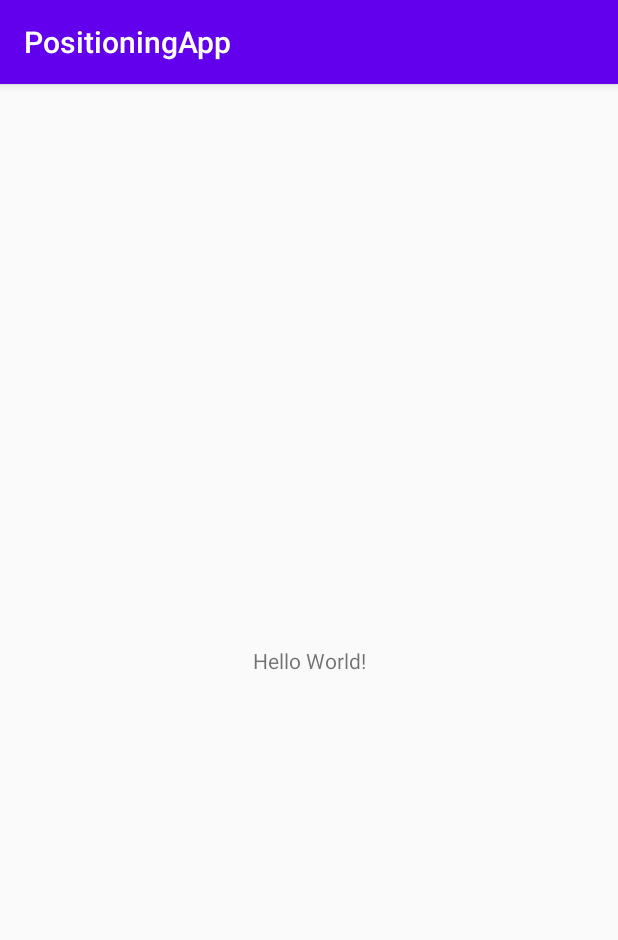
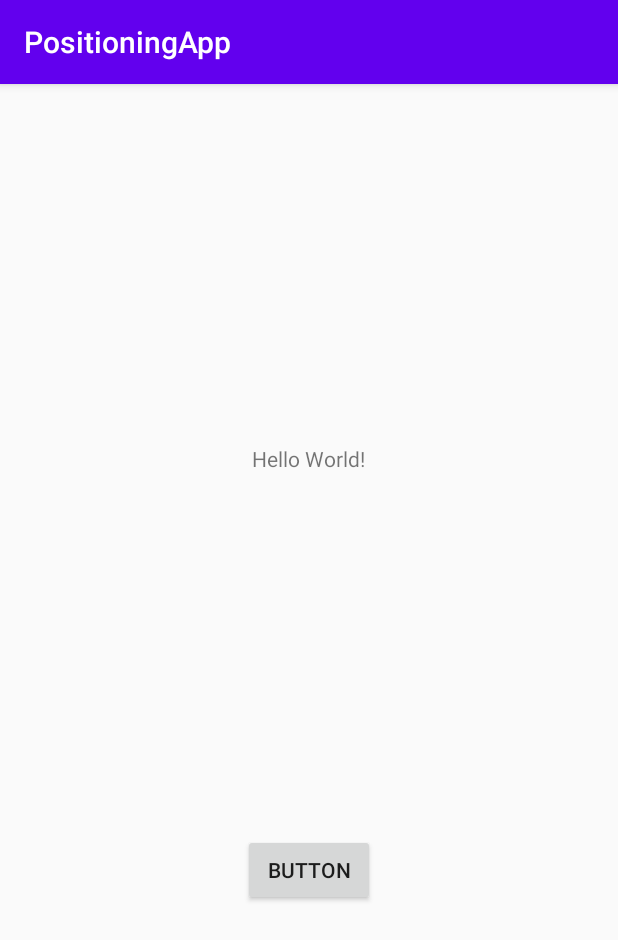
Before and after one commit to madsmogensen/PositioningApp, an Android app: the screen it shows after launch (MainActivity), on a phone screen of 412 x 824 dp. Shown: the top 940 px of the screen. Run offline under Robolectric (Android 15) with nearby library versions, the phone set to English and light mode, and no system bars; 2 statements that could not run were skipped.

Commit message:
Now connecting to the server on startup Button to connect/disconnect to the server Missing: What happens if the server is unavailable?

```diff
--- a/app/src/main/java/com/example/positioningapp/MainActivity.java
+++ b/app/src/main/java/com/example/positioningapp/MainActivity.java
@@ -3,21 +3,66 @@ package com.example.positioningapp;
 import androidx.appcompat.app.AppCompatActivity;
 
 import android.os.Bundle;
+import android.view.View;
+import android.widget.Button;
 import android.widget.TextView;
+
+import java.io.IOException;
 
 public class MainActivity extends AppCompatActivity {
 
     public TextView label;
-    Thread serverThread = null;
+    public Button button;
+    ServerConnector serverConnection = null;
+    Boolean running = true;
+    Boolean connectToServer = true;
 
     @Override
     protected void onCreate(Bundle savedInstanceState) {
         super.onCreate(savedInstanceState);
         setContentView(R.layout.activity_main);
+
+        initialize();
+
+        while(running){
+            update();
+        }
+    }
+
+    private void update(){
+        label.setText(serverConnection.connectionStatus.toString());
+        //checkServer();
+        running = false;
+    }
+
+    public void buttonConnectToServer(View view){
+        System.out.println("Button clicked");
+        connectToServer = !connectToServer;
+    }
+
+    private void checkServer(){
+        if(serverConnection == null && connectToServer){
+            try{
+                serverConnection = new ServerConnector();
+            }catch(Exception e){
+                System.out.println(e);
+            }
+        }else if(serverConnection.connectionStatus && !connectToServer){
+            try{
+                serverConnection.stopConnection();
+            }catch(Exception e){
+                System.out.println("MainActivity stop connection: " + e);
+            }
+        }
+    }
+
+    private void initialize(){
         label = findViewById(R.id.outputLabel);
-        ServerConnector serverConnection = new ServerConnector();
-        serverThread = new Thread(serverConnection);
-        serverThread.start();
-        label.setText(serverConnection.serverStatus);
+        button = findViewById(R.id.ServerButton);
+        try{
+            serverConnection = new ServerConnector();
+        } catch (IOException e) {
+            e.printStackTrace();
+        }
     }
 }
--- a/app/src/main/res/layout/activity_main.xml
+++ b/app/src/main/res/layout/activity_main.xml
@@ -6,14 +6,26 @@
     android:layout_height="match_parent"
     tools:context=".MainActivity">
 
-    <TextView
-        android:id="@+id/outputLabel"
-        android:layout_width="wrap_content"
-        android:layout_height="wrap_content"
-        android:text="Hello World!"
-        app:layout_constraintBottom_toBottomOf="parent"
-        app:layout_constraintLeft_toLeftOf="parent"
-        app:layout_constraintRight_toRightOf="parent"
-        app:layout_constraintTop_toTopOf="parent" />
+    <LinearLayout
+        android:layout_width="match_parent"
+        android:layout_height="match_parent"
+        android:orientation="vertical">
+
+        <TextView
+            android:id="@+id/outputLabel"
+            android:layout_width="wrap_content"
+            android:layout_height="500dp"
+            android:layout_gravity="center"
+            android:gravity="center"
+            android:text="Hello World!" />
+
+        <Button
+            android:id="@+id/ServerButton"
+            android:layout_width="wrap_content"
+            android:layout_height="wrap_content"
+            android:layout_gravity="center"
+            android:onClick="buttonConnectToServer"
+            android:text="Button" />
+    </LinearLayout>
 
 </androidx.constraintlayout.widget.ConstraintLayout>
```
